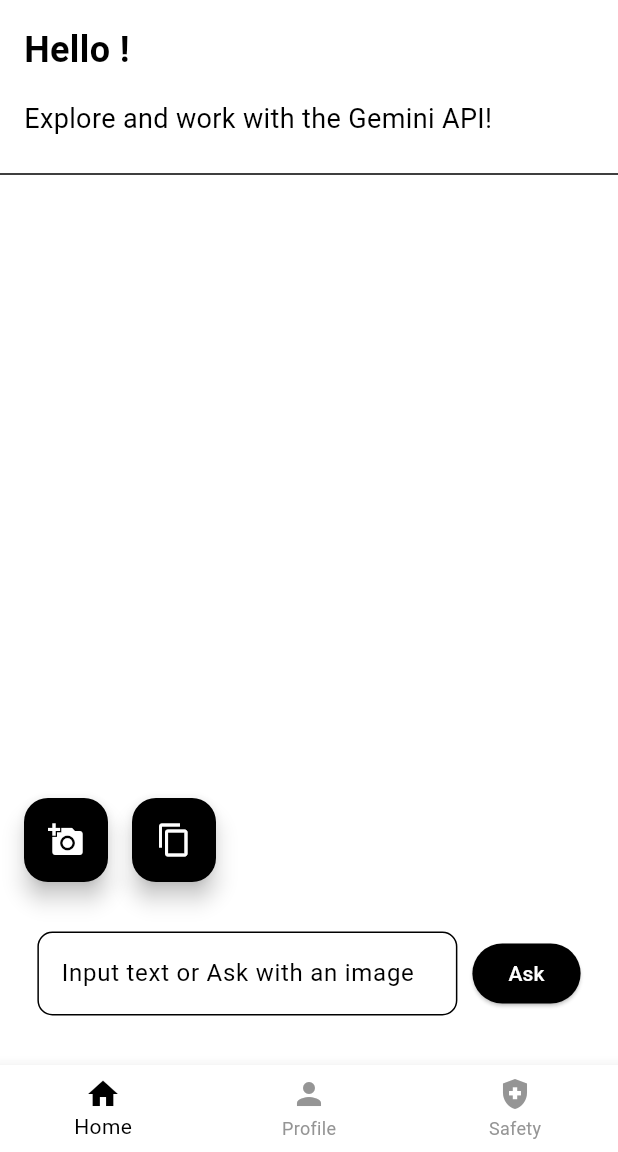
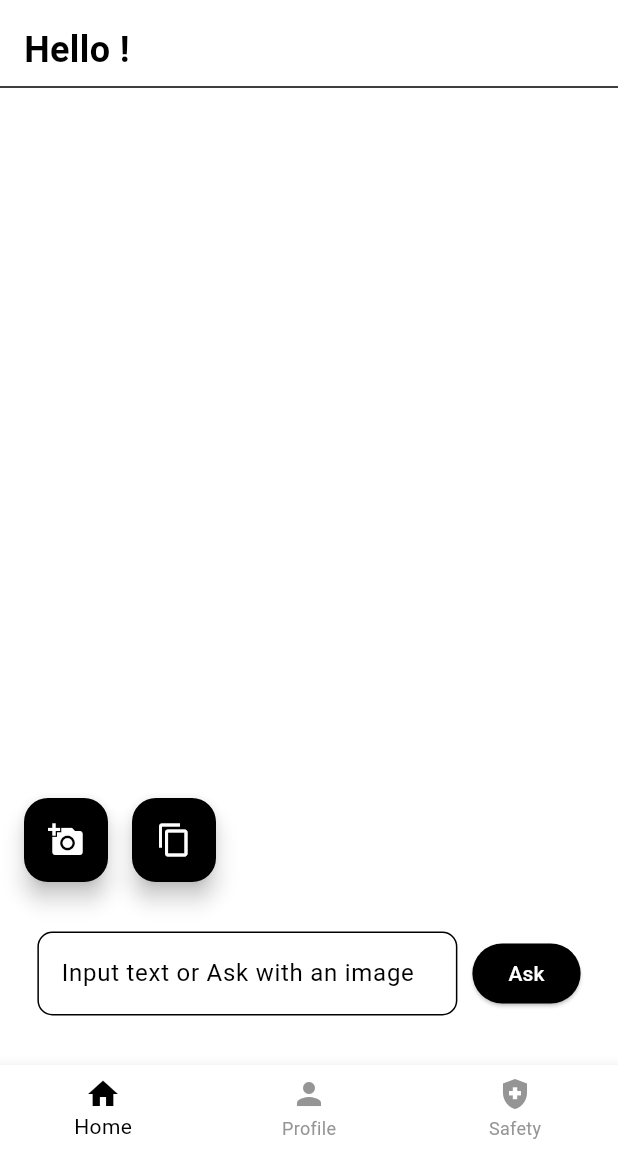
Before and after one commit to darshmashru/ChatGemini, a Flutter app: the screen it shows once a user with an empty profile is signed in, on a phone screen of 412 x 824 dp, the part 84-1236 px from its top. Run offline on Flutter 3.47's test engine with Material 3 defaults, Android fonts, the phone set to English and light mode, and no system bars; our stand-ins replace firebase_auth, firebase_core, flutter_gemini, flutter_markdown, flutter_riverpod, go_router and 5 more; missing offline and left inert: dash_bubble; accounts and stored records are empty.

Commit message:
Changes to home page and changed size of loader

```diff
--- a/lib/screens/Home/home_page.dart
+++ b/lib/screens/Home/home_page.dart
@@ -165,15 +165,7 @@
             textAlign: TextAlign.left,
           ),
         ),
-        Padding(
-          padding: const EdgeInsets.all(16.0),
-          child: Text(
-            "Explore and work with the Gemini API!", // Add your subheading text here
-            style: TextStyle(
-                fontSize: 18.0, color: Theme.of(context).colorScheme.primary),
-            textAlign: TextAlign.left,
-          ),
-        ),
+
         Divider(
           color: Theme.of(context).colorScheme.primary,
         ),
--- a/lib/widgets/api_integration_widget.dart
+++ b/lib/widgets/api_integration_widget.dart
@@ -153,7 +153,13 @@
                     }
                   },
                   child: _isLoading
-                      ? CircularProgressIndicator() // Show loading indicator
+                      ? SizedBox(
+                          width: 20.0, // Adjust the width as needed
+                          height: 20.0, // Adjust the height as needed
+                          child: CircularProgressIndicator(
+                            strokeWidth: 2.0, // Decrease the stroke width
+                          ),
+                        )
                       : const Text('Ask'),
                 ),
               ],
```
